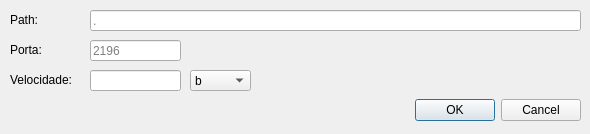
Qt form Viewer/main_form.ui (relegarum/treinamento_2) before a commit.
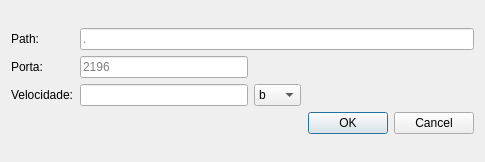
The same form after that commit.

Commit message:
GUI: Criação de classe de configuração e métodos de sinalização.
Criação de classe para a configuração de servidor. Ela servirá para
ler e escrever no arquivo de configuração.
Criação de sinais para mudanças detectadas na form ui

Patch:
```diff
--- a/Viewer/main_form.ui
+++ b/Viewer/main_form.ui
@@ -6,38 +6,25 @@
    <rect>
     <x>0</x>
     <y>0</y>
-    <width>590</width>
-    <height>134</height>
+    <width>485</width>
+    <height>162</height>
    </rect>
   </property>
   <property name="windowTitle">
    <string>Dialog</string>
   </property>
-  <widget class="QDialogButtonBox" name="Signal_button_ui">
-   <property name="geometry">
-    <rect>
-     <x>360</x>
-     <y>90</y>
-     <width>221</width>
-     <height>41</height>
-    </rect>
-   </property>
-   <property name="orientation">
-    <enum>Qt::Horizontal</enum>
-   </property>
-   <property name="standardButtons">
-    <set>QDialogButtonBox::Cancel|QDialogButtonBox::Ok</set>
-   </property>
-  </widget>
+  <layout class="QVBoxLayout" name="verticalLayout">
+   <item>
+    <layout class="QGridLayout" name="gridLayout">
+     <item row="0" column="0">
+      <widget class="QLabel" name="BasePath_label_ui">
+       <property name="text">
+        <string>Path:</string>
+       </property>
+      </widget>
+     </item>
+     <item row="0" column="1" colspan="3">
   <widget class="QLineEdit" name="BasePath_text_ui">
-   <property name="geometry">
-    <rect>
-     <x>90</x>
-     <y>10</y>
-     <width>491</width>
-     <height>21</height>
-    </rect>
-   </property>
    <property name="text">
     <string/>
    </property>
@@ -48,77 +35,33 @@
     <string>.</string>
    </property>
   </widget>
-  <widget class="QLabel" name="BasePath_label_ui">
-   <property name="geometry">
-    <rect>
-     <x>10</x>
-     <y>10</y>
-     <width>67</width>
-     <height>20</height>
-    </rect>
-   </property>
-   <property name="text">
-    <string>Path:</string>
-   </property>
-  </widget>
+     </item>
+     <item row="1" column="0">
   <widget class="QLabel" name="Port_label_ui">
-   <property name="geometry">
-    <rect>
-     <x>10</x>
-     <y>40</y>
-     <width>67</width>
-     <height>20</height>
-    </rect>
-   </property>
    <property name="text">
     <string>Porta:</string>
    </property>
   </widget>
+     </item>
+     <item row="1" column="1">
   <widget class="QLineEdit" name="Port_text_ui">
-   <property name="geometry">
-    <rect>
-     <x>90</x>
-     <y>40</y>
-     <width>91</width>
-     <height>21</height>
-    </rect>
-   </property>
    <property name="placeholderText">
     <string>2196</string>
    </property>
   </widget>
+     </item>
+     <item row="2" column="0">
   <widget class="QLabel" name="Speed_label_ui">
-   <property name="geometry">
-    <rect>
-     <x>10</x>
-     <y>70</y>
-     <width>81</width>
-     <height>20</height>
-    </rect>
-   </property>
    <property name="text">
     <string>Velocidade:</string>
    </property>
   </widget>
-  <widget class="QLineEdit" name="Speed_text_ui">
-   <property name="geometry">
-    <rect>
-     <x>90</x>
-     <y>70</y>
-     <width>91</width>
-     <height>21</height>
-    </rect>
-   </property>
-  </widget>
+     </item>
+     <item row="2" column="1">
+      <widget class="QLineEdit" name="Speed_text_ui"/>
+     </item>
+     <item row="2" column="2">
   <widget class="QComboBox" name="Unit_box_ui">
-   <property name="geometry">
-    <rect>
-     <x>190</x>
-     <y>70</y>
-     <width>61</width>
-     <height>21</height>
-    </rect>
-   </property>
    <item>
     <property name="text">
      <string>b</string>
@@ -140,6 +83,20 @@
     </property>
    </item>
   </widget>
+     </item>
+     <item row="3" column="3">
+      <widget class="QDialogButtonBox" name="Signal_button_ui">
+       <property name="orientation">
+        <enum>Qt::Horizontal</enum>
+       </property>
+       <property name="standardButtons">
+        <set>QDialogButtonBox::Cancel|QDialogButtonBox::Ok</set>
+       </property>
+      </widget>
+     </item>
+    </layout>
+   </item>
+  </layout>
  </widget>
  <resources/>
  <connections>
```
Lines whose indentation alone changed are shown as unchanged. The commit also changes 5 other files.
